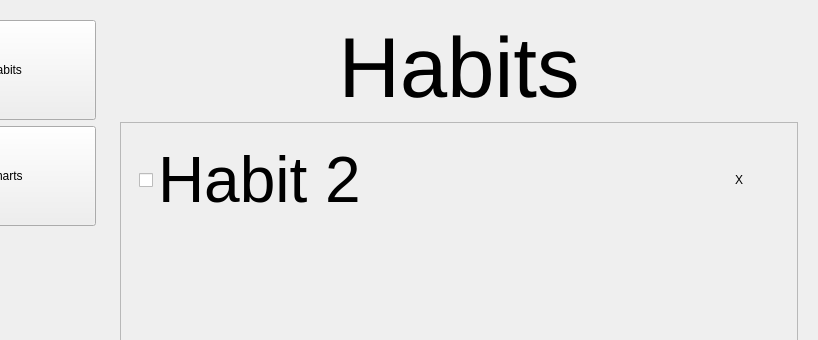
First picture: the form in form.ui, repository TTeuber/habit_tracker, before the edit; both pictures show x 106 to 924 and y 0 to 340 of the 924 by 691 pixel window.
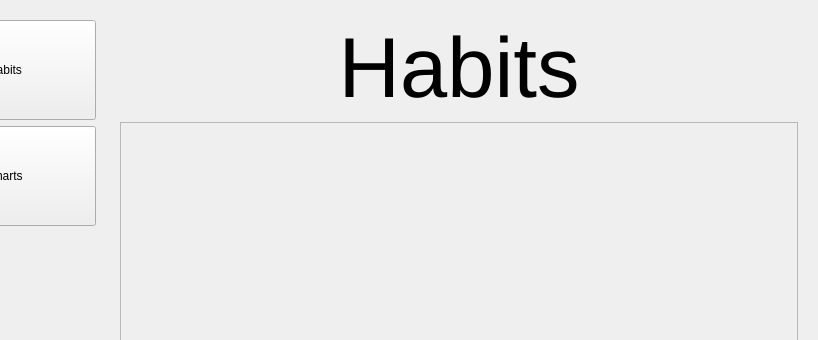
Second picture: the form after the edit.

```diff
--- a/form.ui
+++ b/form.ui
@@ -120,55 +120,6 @@
            </rect>
           </property>
           <layout class="QVBoxLayout" name="scroll_area_layout">
-           <item>
-            <widget class="QWidget" name="sample_item_widget" native="true">
-             <property name="sizePolicy">
-              <sizepolicy hsizetype="Preferred" vsizetype="Minimum">
-               <horstretch>0</horstretch>
-               <verstretch>0</verstretch>
-              </sizepolicy>
-             </property>
-             <property name="minimumSize">
-              <size>
-               <width>0</width>
-               <height>60</height>
-              </size>
-             </property>
-             <layout class="QHBoxLayout" name="item_widget_layout">
-              <item>
-               <widget class="QCheckBox" name="sample_checkbox">
-                <property name="font">
-                 <font>
-                  <pointsize>48</pointsize>
-                 </font>
-                </property>
-                <property name="text">
-                 <string>Habit 2</string>
-                </property>
-               </widget>
-              </item>
-              <item>
-               <widget class="QPushButton" name="sample_button">
-                <property name="sizePolicy">
-                 <sizepolicy hsizetype="Fixed" vsizetype="Fixed">
-                  <horstretch>0</horstretch>
-                  <verstretch>0</verstretch>
-                 </sizepolicy>
-                </property>
-                <property name="autoFillBackground">
-                 <bool>true</bool>
-                </property>
-                <property name="text">
-                 <string>X</string>
-                </property>
-                <property name="flat">
-                 <bool>true</bool>
-                </property>
-               </widget>
-              </item>
-             </layout>
-            </widget>
-           </item>
            <item>
             <spacer name="verticalSpacer_2">
              <property name="orientation">
```
